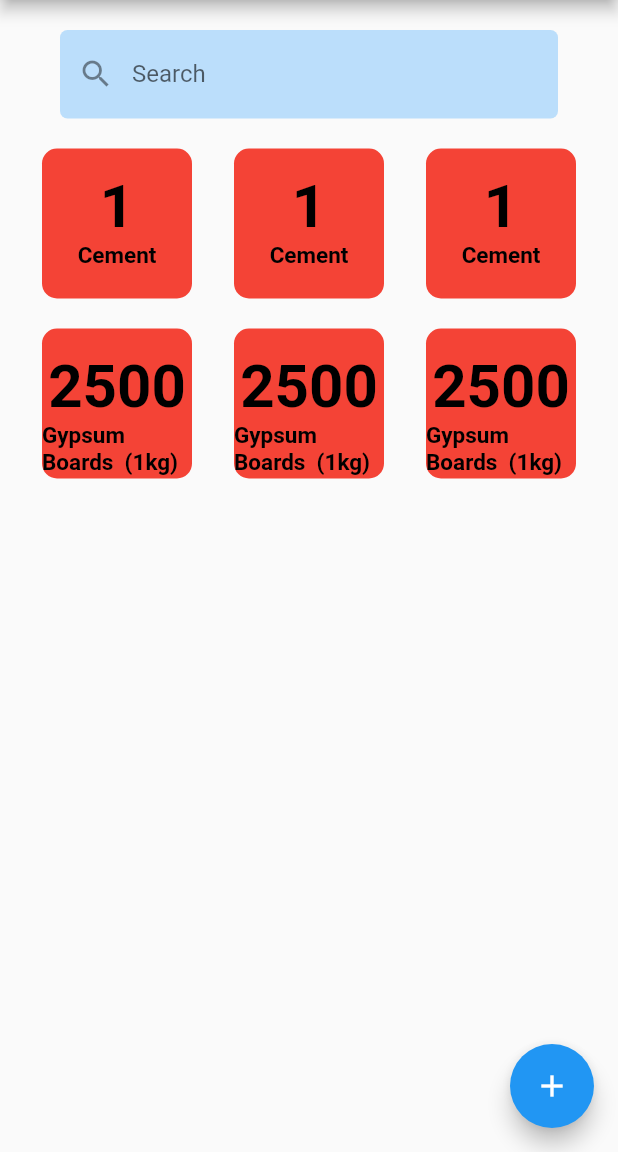
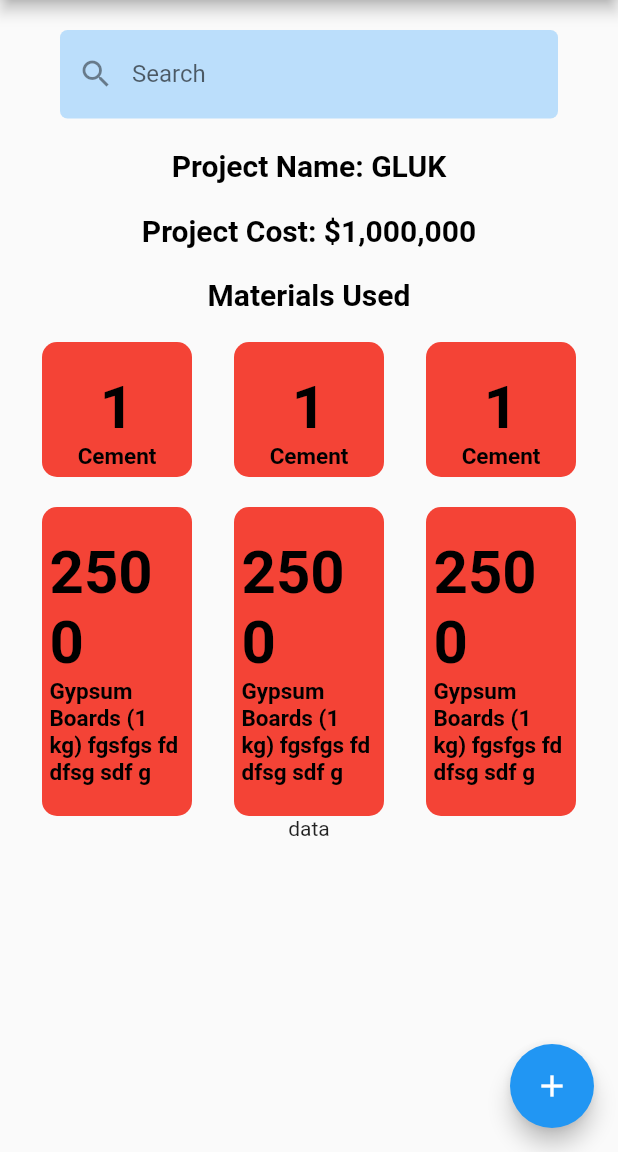
Before and after one commit to wilsonanyonga/bejoy_construction, a Flutter app: the screen it shows after launch, on a phone screen of 412 x 824 dp, the part 84-1236 px from its top. Run offline on Flutter 3.47's test engine with Material 2 defaults, Android fonts, the phone set to English and light mode, and no system bars.

Commit message:
Update home.dart

```diff
--- a/lib/screens/home.dart
+++ b/lib/screens/home.dart
@@ -53,19 +53,46 @@ class Home extends StatelessWidget {
           // ),
         ),
         const SizedBox(height: 20),
+        const Text(
+          'Project Name: GLUK',
+          style: TextStyle(
+            fontSize: 20,
+            fontWeight: FontWeight.bold,
+            color: Colors.black,
+          ),
+        ),
+        const SizedBox(height: 20),
+        const Text(
+          'Project Cost: \$1,000,000',
+          style: TextStyle(
+            fontSize: 20,
+            fontWeight: FontWeight.bold,
+            color: Colors.black,
+          ),
+        ),
+        const SizedBox(height: 20),
+        const Text(
+          'Materials Used',
+          style: TextStyle(
+            fontSize: 20,
+            fontWeight: FontWeight.bold,
+            color: Colors.black,
+          ),
+        ),
+        const SizedBox(height: 20),
         Row(
           mainAxisAlignment: MainAxisAlignment.spaceEvenly,
           children: [
             for (var i = 0; i < 3; i++)
               Container(
                 width: 100,
-                height: 100,
+                // height: 100,
                 // color: Colors.red,
+                padding: const EdgeInsets.all(5),
                 decoration: BoxDecoration(
                   borderRadius: BorderRadius.circular(10),
                   color: Colors.red,
                 ),
-                child: Center(
                 child: Column(
                   children: const [
                     SizedBox(height: 15),
@@ -88,7 +115,6 @@ class Home extends StatelessWidget {
                   ],
                 ),
               ),
-              ),
           ],
         ),
         const SizedBox(height: 20),
@@ -98,13 +124,14 @@ class Home extends StatelessWidget {
             for (var i = 0; i < 3; i++)
               Container(
                 width: 100,
-                height: 100,
+                // height: ,
+                padding: const EdgeInsets.all(5),
                 decoration: BoxDecoration(
                   borderRadius: BorderRadius.circular(10),
                   color: Colors.red,
                 ),
                 // color: Colors.red,
-                child: Center(
+                child: SingleChildScrollView(
                   child: Column(
                     children: const [
                       SizedBox(height: 15),
@@ -117,19 +144,21 @@ class Home extends StatelessWidget {
                         ),
                       ),
                       Text(
-                        'Gypsum Boards  (1kg)',
+                        'Gypsum Boards (1 kg) fgsfgs fd dfsg sdf g',
                         style: TextStyle(
                           fontSize: 15,
                           fontWeight: FontWeight.bold,
                           color: Colors.black,
                         ),
                       ),
+                      SizedBox(height: 15),
                     ],
                   ),
                 ),
               ),
           ],
         ),
+        const Text('data'),
         const SizedBox(height: 20),
       ],
     );
```
Lines whose indentation alone changed are shown as unchanged.
